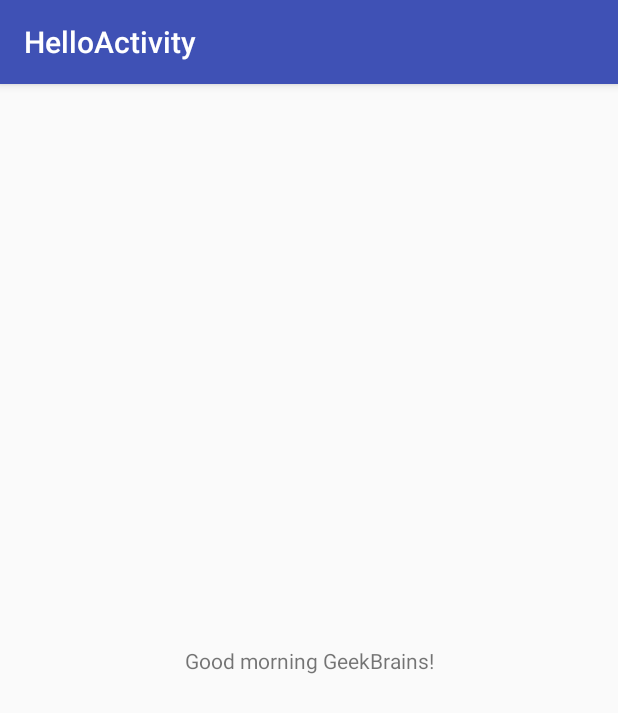
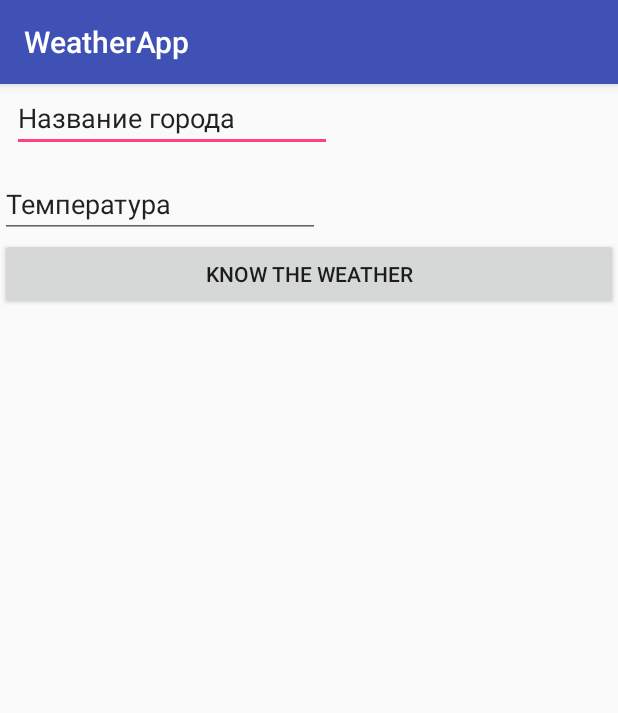
Before and after one commit to Andruhach/WeatherApp, an Android app: the screen it shows after launch (HelloActivity before the commit, MainActivity after it), on a phone screen of 412 x 824 dp. Shown: the top 713 px of the screen. Run offline under Robolectric (Android 15) with nearby library versions, the phone set to English and light mode, and no system bars.

Commit message:
Lesson 3

```diff
--- a/app/src/main/AndroidManifest.xml
+++ b/app/src/main/AndroidManifest.xml
@@ -9,13 +9,14 @@
         android:roundIcon="@mipmap/ic_launcher_round"
         android:supportsRtl="true"
         android:theme="@style/AppTheme">
-        <activity android:name=".HelloActivity">
+        <activity android:name=".MainActivity">
             <intent-filter>
                 <action android:name="android.intent.action.MAIN" />
 
                 <category android:name="android.intent.category.LAUNCHER" />
             </intent-filter>
         </activity>
+        <activity android:name=".SecondActivity"></activity>
     </application>
 
 </manifest>
--- a/app/src/main/java/com/example/az/weatherapplication/BuilderGreetingPhrase.java
+++ /dev/null
@@ -1,37 +0,0 @@
-package com.example.az.weatherapplication;
-
-import android.content.res.Resources;
-
-import java.util.Calendar;
-
-/**
- * Created by Az on 13.05.2018.
- */
-
-public class BuilderGreetingPhrase {
-    private int currentHour;                    // Текущий час
-    private GreetingStrings greetingPhrases;    // Строки приветствия
-
-    // Конструктор, здесь передадим ресурсы из activity и получим текущий час
-    public BuilderGreetingPhrase(GreetingStrings greetingPhrases){
-        currentHour = Calendar.getInstance().get(Calendar.HOUR_OF_DAY);
-        this.greetingPhrases = greetingPhrases;
-    }
-
-    // Определение, какую же строку надо сформировать
-    public String get(){
-        String helloer = greetingPhrases.getHelloer();
-        if (5 <= currentHour && currentHour < 12 ){         // Если утро
-            return String.format("%s %s!", greetingPhrases.getMorning(), helloer);
-        }
-        else if (12 <= currentHour && currentHour < 18){    // Если день
-            return String.format("%s %s!", greetingPhrases.getAfternoon(), helloer);
-        }
-        else if (18 <= currentHour && currentHour < 21){    // Если вечер
-            return String.format("%s %s!", greetingPhrases.getEvening(), helloer);
-        }
-        else {                                              // Если поздний вечер или ночь
-            return String.format("%s %s!", greetingPhrases.getNight(), helloer);
-        }
-    }
-}
--- a/app/src/main/java/com/example/az/weatherapplication/GreetingStrings.java
+++ /dev/null
@@ -1,14 +0,0 @@
-package com.example.az.weatherapplication;
-
-/**
- * Created by Az on 13.05.2018.
- */
-
-public interface GreetingStrings {
-    String getHelloer();
-    String getMorning();
-    String getAfternoon();
-    String getEvening();
-    String getNight();
-
-}
--- a/app/src/main/java/com/example/az/weatherapplication/HelloActivity.java
+++ /dev/null
@@ -1,45 +0,0 @@
-package com.example.az.weatherapplication;
-
-import android.content.res.Resources;
-import android.support.v7.app.AppCompatActivity;
-import android.os.Bundle;
-import android.widget.TextView;
-
-import java.util.Calendar;
-
-public class HelloActivity extends AppCompatActivity implements GreetingStrings {
-
-    @Override
-    protected void onCreate(Bundle savedInstanceState) {
-        super.onCreate(savedInstanceState);
-        setContentView(R.layout.activity_hello);
-        TextView greeting = (TextView) findViewById(R.id.greeting);
-        BuilderGreetingPhrase builderGreetingPhrase = new BuilderGreetingPhrase(this);
-        greeting.setText(builderGreetingPhrase.get());
-    }
-
-    @Override
-    public String getHelloer() {
-        return getResources().getString(R.string.helloer);
-    }
-
-    @Override
-    public String getMorning() {
-        return getResources().getString(R.string.morning);
-    }
-
-    @Override
-    public String getAfternoon() {
-        return getResources().getString(R.string.afternoon);
-    }
-
-    @Override
-    public String getEvening() {
-        return getResources().getString(R.string.evening);
-    }
-
-    @Override
-    public String getNight() {
-        return getResources().getString(R.string.night);
-    }
-}
--- /dev/null
+++ b/app/src/main/java/com/example/az/weatherapplication/StartSecondActivity.java
@@ -0,0 +1,33 @@
+package com.example.az.weatherapplication;
+
+/**
+ * Created by Az on 20.05.2018.
+ */
+
+import android.app.Activity;
+import android.content.Intent;
+import android.view.View;
+import android.widget.EditText;
+
+public class StartSecondActivity implements View.OnClickListener {
+
+    public final static String TEXT = "Text";
+    private Activity sourceActivity;
+
+    public StartSecondActivity(Activity sourceActivity){
+        this.sourceActivity = sourceActivity;
+    }
+    @Override
+    public void onClick(View v) {
+        EditText txt =  sourceActivity.findViewById(R.id.editText);
+        EditText num =  sourceActivity.findViewById(R.id.editText2);
+        Parcel parcel = new Parcel();
+        parcel.text = txt.getText().toString();
+        parcel.number = Integer.parseInt(num.getText().toString());
+        Intent intent = new Intent(sourceActivity, SecondActivity.class);
+        intent.putExtra(TEXT, parcel);
+        sourceActivity.startActivityForResult(intent, 1);
+    }
+
+
+}
--- a/app/src/main/res/layout/activity_hello.xml
+++ /dev/null
@@ -1,19 +0,0 @@
-<?xml version="1.0" encoding="utf-8"?>
-<android.support.constraint.ConstraintLayout xmlns:android="http://schemas.android.com/apk/res/android"
-    xmlns:app="http://schemas.android.com/apk/res-auto"
-    xmlns:tools="http://schemas.android.com/tools"
-    android:layout_width="match_parent"
-    android:layout_height="match_parent"
-    tools:context="com.example.az.weatherapplication.HelloActivity">
-
-    <TextView
-        android:id="@+id/greeting"
-        android:layout_width="wrap_content"
-        android:layout_height="wrap_content"
-        android:text="@string/greeting"
-        app:layout_constraintBottom_toBottomOf="parent"
-        app:layout_constraintLeft_toLeftOf="parent"
-        app:layout_constraintRight_toRightOf="parent"
-        app:layout_constraintTop_toTopOf="parent" />
-
-</android.support.constraint.ConstraintLayout>
--- a/app/src/main/res/layout/activity_main.xml
+++ b/app/src/main/res/layout/activity_main.xml
@@ -7,30 +7,39 @@
     android:orientation="vertical"
     tools:context="com.example.az.weatherapplication.MainActivity">
 
-    <TextView
-        android:id="@+id/textview_label"
+
+
+
+
+    <EditText
+        android:id="@+id/editText"
         android:layout_width="wrap_content"
         android:layout_height="wrap_content"
-        android:text="@string/offer"
-        tools:layout_editor_absoluteX="137dp"
-        tools:layout_editor_absoluteY="5dp" />
+        android:layout_marginEnd="8dp"
+        android:layout_marginStart="8dp"
+        android:ems="10"
+        android:inputType="textPersonName"
+        android:text="Название города"
+        app:layout_constraintBottom_toBottomOf="@+id/button"
+        app:layout_constraintEnd_toEndOf="parent"
+        app:layout_constraintHorizontal_bias="0.51"
+        app:layout_constraintStart_toEndOf="@+id/button" />
 
-    <Spinner
-        android:id="@+id/spinner_for_cities"
+    <EditText
+        android:id="@+id/editText2"
         android:layout_width="wrap_content"
         android:layout_height="wrap_content"
-        android:entries="@array/city_selection"/>
+        android:layout_marginTop="12dp"
+        android:ems="10"
+        android:inputType="number"
+        android:text="Температура"
+        app:layout_constraintStart_toStartOf="@+id/editText"
+        app:layout_constraintTop_toBottomOf="@+id/editText" />
 
     <Button
-        android:id="@+id/button_show_description"
+        android:id="@+id/button"
         android:layout_width="match_parent"
         android:layout_height="wrap_content"
-        android:text="@string/result"/>
-
-    <TextView
-        android:id="@+id/textview_description"
-        android:layout_width="wrap_content"
-        android:layout_height="wrap_content"
-        android:text="@string/effect"/>
+        android:text="@string/to_second" />
 
 </LinearLayout>
--- a/app/src/main/res/values/strings.xml
+++ b/app/src/main/res/values/strings.xml
@@ -1,10 +1,13 @@
 <resources>
-    <string name="app_name">HelloActivity</string>
-    <string name="greeting">Hello GeekBrains!</string>
-    <string name="helloer">GeekBrains</string>
-    <string name="morning">Good morning</string>
-    <string name="afternoon">Good afternoon</string>
-    <string name="evening">Good evening</string>
-    <string name="night">Good night</string>
+    <string name="app_name">WeatherApp</string>
+    <string name="offer">Select city:</string>
+    <string name="result">know the weather</string>
+    <string name="effect">show temperature</string>
+
+    <string name="app_name_s">SecondActivity</string>
+    <string name="activity_main">Activity Main!</string>
+    <string name="activity_second">Activity Second!</string>
+    <string name="to_second">Know the weather</string>
+    <string name="to_back">Back</string>
 
 </resources>
```
Also changed, not shown: app/src/main/java/com/example/az/weatherapplication/CitiesSpec.java (deleted, +0 -16 lines), app/src/main/java/com/example/az/weatherapplication/MainActivity.java (+19 -29 lines), app/src/main/java/com/example/az/weatherapplication/Parcel.java (added, +11 -0 lines), app/src/main/java/com/example/az/weatherapplication/SecondActivity.java (added, +80 -0 lines), app/src/main/res/layout/activity_second.xml (added, +48 -0 lines).
